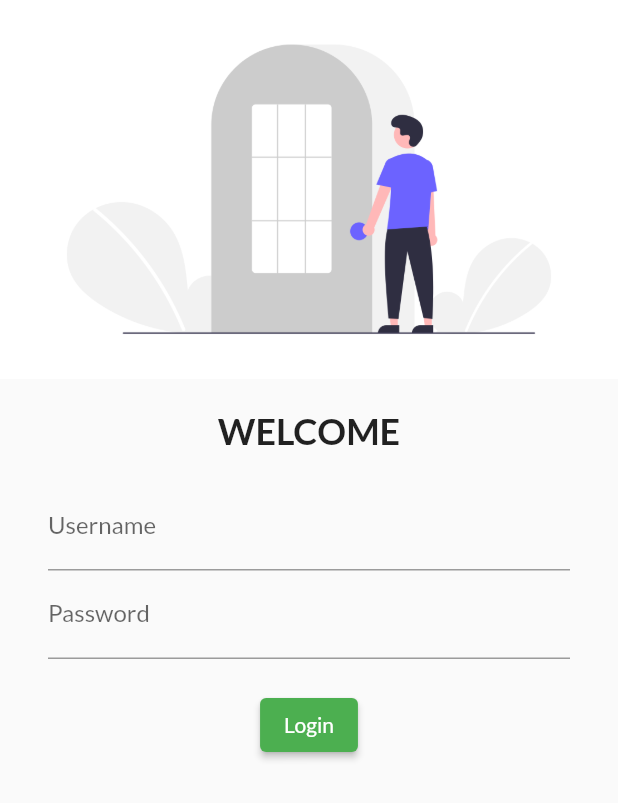
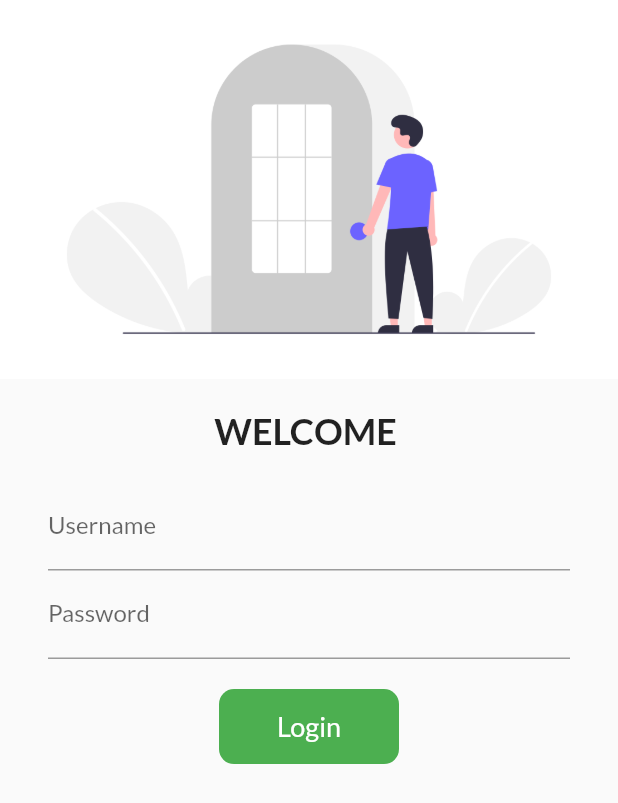
Before and after one commit to Hassan0308/Flutter_Catelog_Management, a Flutter app: the screen it shows after launch, on a phone screen of 412 x 824 dp. Shown: the top 803 px of the screen. Run offline on Flutter 3.47's test engine with Material 2 defaults, Android fonts, the phone set to English and light mode, and no system bars; our stand-ins replace google_fonts.

Commit message:
Day 6 completed

```diff
--- a/lib/Pages/home.dart
+++ b/lib/Pages/home.dart
@@ -7,12 +7,15 @@ class HomePage extends StatelessWidget {
 
   @override
   Widget build(BuildContext context) {
-    return Scaffold(
+    return
+
+     Scaffold(
 
       appBar: AppBar(
         title: Text("Cetalog"),
       ),
-      drawer: Drawer(),
+
+
       body: Center(
 
         child: Image.asset("asset/images/login_image.png"),
--- a/lib/Pages/login_page.dart
+++ b/lib/Pages/login_page.dart
@@ -1,59 +1,201 @@
+import 'package:catelog_management/utils/my_routes.dart';
 import 'package:flutter/material.dart';
 import 'package:catelog_management/main.dart';
-class LoginPage extends StatelessWidget {
+
+
+
+class LoginPage extends StatefulWidget {
   const LoginPage({ Key? key }) : super(key: key);
 
   @override
+  State<LoginPage> createState() => _LoginPageState();
+}
+
+class _LoginPageState extends State<LoginPage> {
+
+  String name="";
+  bool OnPress=false;
+  @override
   Widget build(BuildContext context) {
-    return
-
-    // SingleChildScrollView(
-      // physics: BouncingScrollPhysics(),
-
-
-
-
-   Material(
+    return Material(
 
 
 
 child:SafeArea(child:
-Column(
-  crossAxisAlignment: CrossAxisAlignment.center,
 
-  children: [
-    Image.asset("asset/images/login_image.png",
 
-    fit: BoxFit.cover,),
+SingleChildScrollView(
+  child:   Column(
 
-    SizedBox(
-      height: 20,
-
-    ),
-
-Text("WELCOME",
-style: TextStyle(
-
-  fontSize: 24,
-  fontWeight: FontWeight.bold,
-),
-),
-
-Padding(
-  padding: const EdgeInsets.symmetric(vertical: 20,horizontal: 32),
-  child:   Column(
+    crossAxisAlignment: CrossAxisAlignment.center,
 
 
 
     children: [
 
-  TextFormField(
+      Image.asset("asset/images/login_image.png",
 
-    decoration: InputDecoration(
 
-  hintText: "Enter Username",
 
-  labelText: "Username",
+
+      fit: BoxFit.cover,),
+
+
+
+      SizedBox(
+
+        height: 20,
+
+
+
+      ),
+
+
+
+  Text("WELCOME $name",
+
+  style: TextStyle(
+
+
+
+    fontSize: 24,
+
+    fontWeight: FontWeight.bold,
+
+  ),
+
+  ),
+
+
+
+  Padding(
+
+    padding: const EdgeInsets.symmetric(vertical: 20,horizontal: 32),
+
+    child:   Column(
+
+
+
+
+
+
+
+      children: [
+
+
+
+    TextFormField(
+
+    onChanged: (value) {
+      name=value;
+      setState(() {
+
+      });
+    },
+
+      decoration: InputDecoration(
+
+
+
+    hintText: "Enter Username",
+
+
+
+    labelText: "Username",
+
+
+
+
+
+
+
+      ),
+
+
+
+    ),
+
+
+
+    TextFormField(
+
+
+
+      obscureText: true,
+
+
+
+      decoration: InputDecoration(
+
+
+
+    hintText: "Enter Password",
+
+
+
+    labelText: "Password",
+
+
+
+
+
+
+
+      ),
+
+
+
+    ),
+
+    const SizedBox(height: 20,),
+  InkWell(
+
+    onTap: (() async{
+
+      setState(() {
+        OnPress=true;
+      });
+      await Future.delayed(Duration(seconds: 1));
+
+      Navigator.pushNamed(context, MyRoutes.home_route);
+
+    }),
+
+  child:AnimatedContainer(
+    duration: Duration(seconds: 1),
+    width:OnPress?50: 120,
+    height: 50,
+
+    alignment: Alignment.center,
+    child:
+
+    OnPress?Icon(Icons.done,color: Colors.white,):
+     Text("Login" , style: TextStyle(fontSize: 18,color: Colors.white),),
+    decoration: BoxDecoration(
+       color: Colors.green,
+     borderRadius: BorderRadius.circular(OnPress?20:10)
+
+    ),
+  )
+
+  )
+//     ElevatedButton(onPressed: (){
+
+// Navigator.pushNamed(context, MyRoutes.home_route);
+
+//     }, child: const Text("Login"),
+
+
+
+
+
+//     style: TextButton.styleFrom(minimumSize: Size(120, 50)))
+
+
+
+
+
+      ],
 
 
 
@@ -61,36 +203,13 @@ Padding(
 
   ),
 
-  TextFormField(
-
-    obscureText: true,
-
-    decoration: InputDecoration(
-
-  hintText: "Enter Password",
-
-  labelText: "Password",
 
 
-
-    ),
-
-  ),
-  const SizedBox(height: 20,),
-
-  ElevatedButton(onPressed: (){}, child: Text("Login"),
-
-
-  style: TextButton.styleFrom())
 
 
     ],
 
   ),
-),
-
-
-  ],
 ),
 
 
--- a/lib/main.dart
+++ b/lib/main.dart
@@ -1,5 +1,6 @@
 import 'package:catelog_management/Pages/home.dart';
 import 'package:catelog_management/Pages/login_page.dart';
+import 'package:catelog_management/utils/my_routes.dart';
 import 'package:flutter/material.dart';
 import 'package:google_fonts/google_fonts.dart';
 void main() {
@@ -33,13 +34,15 @@ class MyApp extends StatelessWidget {
 
 
       ),
+// home: LoginPage(),
 
-      home: LoginPage(),
-   //   initialRoute: "/",
+     initialRoute: "/",
       routes:
       {
-      //  "/":(context) => LoginPage(),
-        "/home":(context) => HomePage(),
+
+       "/":(context) => LoginPage(),
+       MyRoutes.login_route:(context) => const LoginPage(),
+        MyRoutes.home_route:(context) => const HomePage(),
       }
       ,
 
--- /dev/null
+++ b/lib/utils/my_routes.dart
@@ -0,0 +1,11 @@
+import 'package:flutter/material.dart';
+
+class MyRoutes {
+
+
+// ignore: non_constant_identifier_names
+static String home_route="/home";
+static String login_route="/login";
+
+
+}
```
